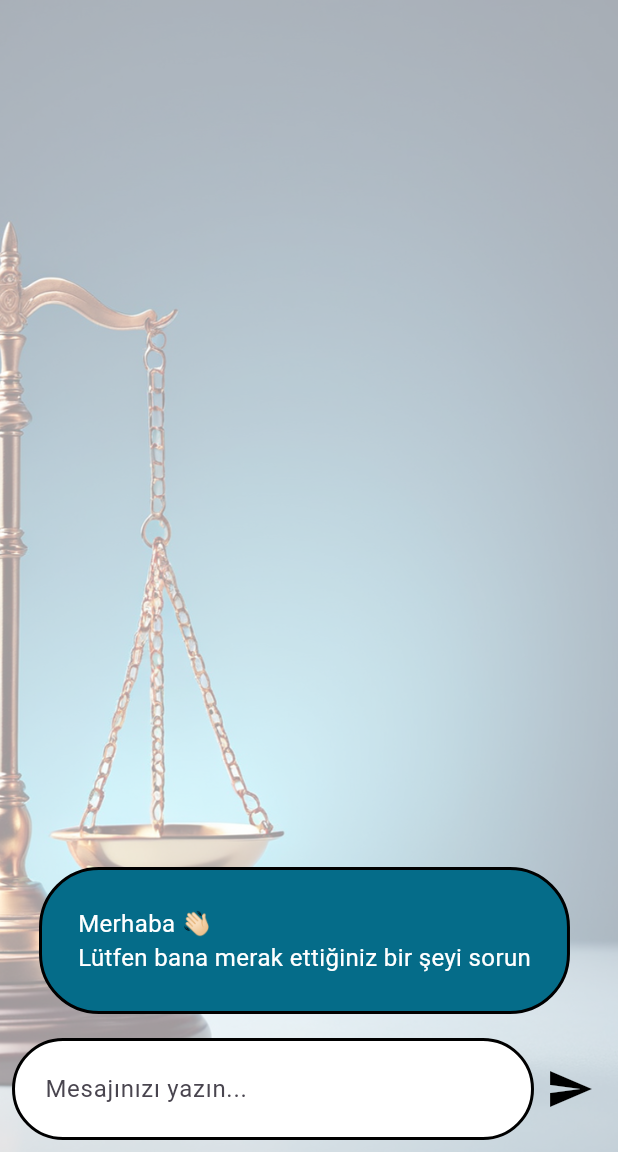
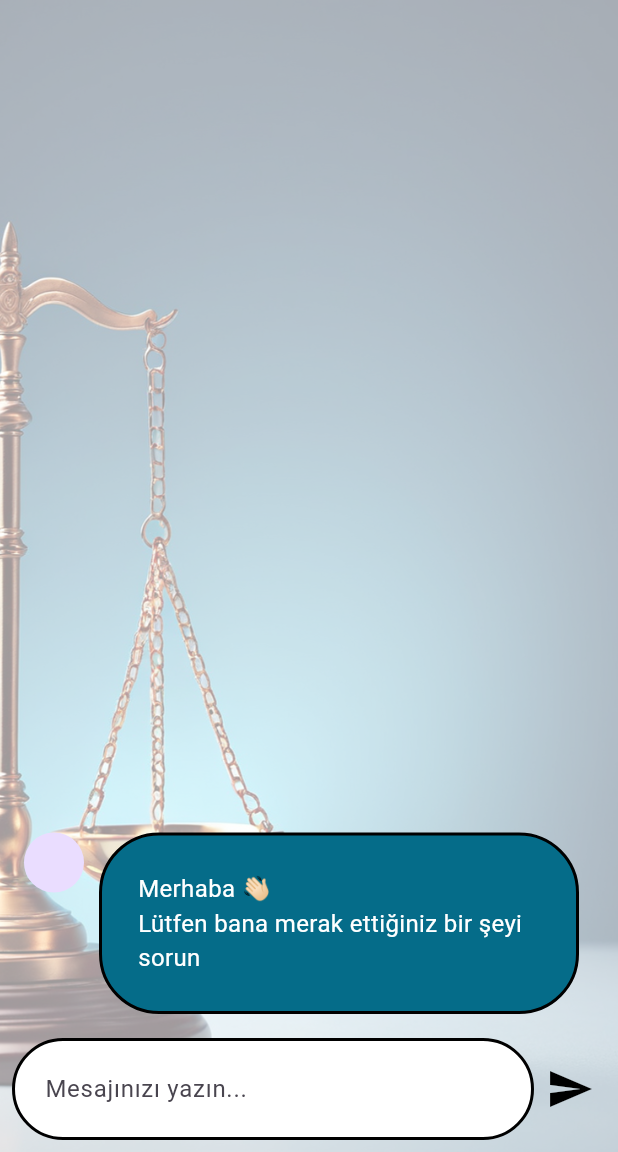
Before and after one commit to betbies/lawai, a Flutter app: the ChatPage screen opened directly, on a phone screen of 412 x 824 dp, the part 84-1236 px from its top. Run offline on Flutter 3.47's test engine with Material 3 defaults, Android fonts, the phone set to English and light mode, and no system bars; our stand-ins replace confetti, image_picker, shared_preferences; accounts and stored records are empty.

Commit message:
Your commit message

```diff
--- a/lib/pages/kesfet.dart
+++ b/lib/pages/kesfet.dart
@@ -1,4 +1,13 @@
+import 'dart:io';
 import 'package:flutter/material.dart';
+import 'package:image_picker/image_picker.dart';
+import 'package:shared_preferences/shared_preferences.dart';
+
+void main() {
+  runApp(const MaterialApp(
+    home: KesfetPage(),
+  ));
+}
 
 class KesfetPage extends StatefulWidget {
   const KesfetPage({Key? key}) : super(key: key);
@@ -201,8 +210,30 @@ class _ChatPageState extends State<ChatPage> {
   final List<Map<String, dynamic>> _messages = [
     {'message': 'Merhaba 👋🏻 \nLütfen bana merak ettiğiniz bir şeyi sorun', 'isMe': false, 'color': const Color(0xFF056C89)}
   ];
+  final bool _isOnline = true;
 
-  final bool _isOnline = true;
+  String? _profileImage;
+
+  @override
+  void initState() {
+    super.initState();
+    _loadProfileImage();
+  }
+
+  _loadProfileImage() async {
+    SharedPreferences prefs = await SharedPreferences.getInstance();
+    setState(() {
+      _profileImage = prefs.getString('profile_image');
+    });
+  }
+
+  _saveProfileImage(String imagePath) async {
+    SharedPreferences prefs = await SharedPreferences.getInstance();
+    prefs.setString('profile_image', imagePath);
+    setState(() {
+      _profileImage = imagePath;
+    });
+  }
 
   @override
   Widget build(BuildContext context) {
@@ -260,7 +291,7 @@ class _ChatPageState extends State<ChatPage> {
                         children: [
                           _messages[index]['isMe']
                               ? Container()
-                              : Container(),
+                              : CircleAvatar(), // Profil resmi eklendi
                           const SizedBox(width: 10.0),
                           Flexible(
                             child: Container(
@@ -287,8 +318,10 @@ class _ChatPageState extends State<ChatPage> {
                           ),
                           const SizedBox(width: 10.0),
                           _messages[index]['isMe']
-                              ? Container()
-                              : Container(),
+                              ? CircleAvatar(
+                            backgroundImage: _profileImage != null ? FileImage(File(_profileImage!)) : null,
+                          )
+                              : Container(), // Profil resmi eklendi
                         ],
                       ),
                     );
@@ -344,9 +377,3 @@ class _ChatPageState extends State<ChatPage> {
     );
   }
 }
-
-void main() {
-  runApp(const MaterialApp(
-    home: KesfetPage(),
-  ));
-}
--- a/pubspec.yaml
+++ b/pubspec.yaml
@@ -32,6 +32,7 @@ dependencies:
   confetti: ^0.7.0
   image_picker: ^1.0.7
   shared_preferences: ^2.0.8
+  path_provider: ^2.0.6
 
   flutter:
 
```
Also changed, not shown: lib/pages/gecmis.dart (+15 -15 lines), lib/pages/profil.dart (+58 -1 lines), pubspec.lock, 1 other file.
